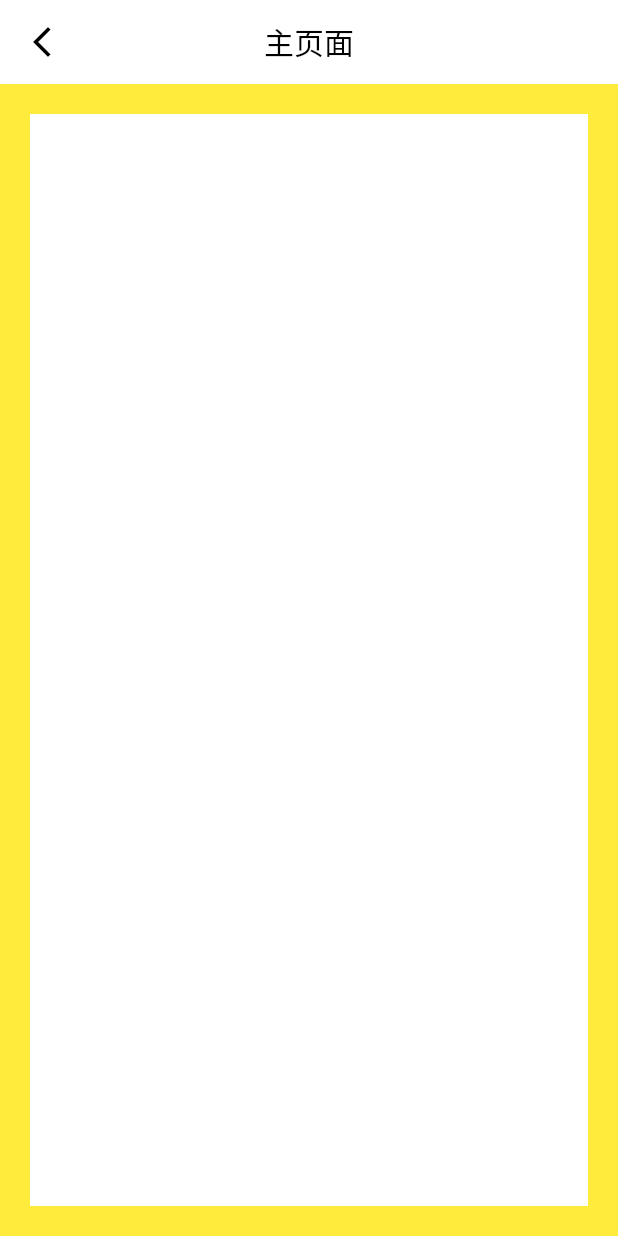
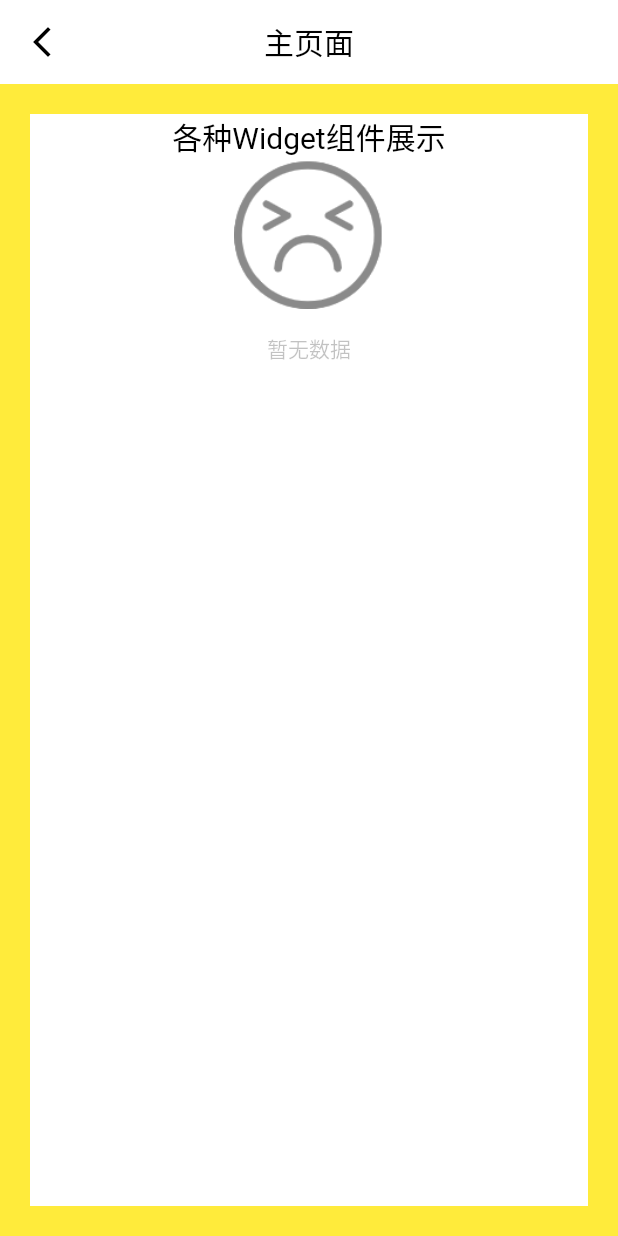
Before and after one commit to YuY-QK/flutter_lib_common, a Flutter app: the screen it shows after launch, after a tap on "主页", on a phone screen of 412 x 824 dp. Run offline on Flutter 3.47's test engine with Material 2 defaults, Android fonts, the phone set to English and light mode, and no system bars; drawn by our look-alikes of pull_to_refresh; our stand-ins replace connectivity, dio, logger, lottie; project files that could hold a hidden picture were left out.

Commit message:
空组件的编写

```diff
--- a/example/lib/MainActivity.dart
+++ b/example/lib/MainActivity.dart
@@ -3,8 +3,7 @@
 import 'package:flutter/cupertino.dart';
 import 'package:flutter/material.dart';
 import 'package:flutter_lib_common/page/base/base_page_state_widget.dart';
-
-import 'list/list_page.dart';
+import 'package:flutter_lib_common/widgets/empty_layout.dart';
 
 class MainActivity extends BasePageStatefulWidget {
 
@@ -29,6 +28,20 @@ class _MainFlutterState extends BasePageState<MainActivity> {
         color: Colors.white,
         child: Column(
           children: [
+            Text("各种Widget组件展示",
+              style: TextStyle(fontSize: 20, color: Colors.black),
+            ),
+
+            EmptyLayout(
+              type: EmptyType.DATA_EMPTY,
+              layoutArrange: EmptyArrange.ICON_TEXT,
+              iconWidth: 100,
+              iconBuilder: (context, tipType) =>
+                tipType == EmptyType.DATA_EMPTY?
+                  "assets/images/icon_empty.png":
+                  "assets/images/gifindicator1.gif",
+              customWidget: Padding(padding: EdgeInsets.all(8)),
+            )
 
           ],
         ),
--- /dev/null
+++ b/lib/utils/string_utils.dart
@@ -0,0 +1,11 @@
+
+
+/// 字符串工具
+class StringUtils {
+
+  /// 目标字符串是否为空
+  static bool isEmpty(String? orgStr) {
+    return orgStr == null || orgStr == "";
+  }
+
+}
--- /dev/null
+++ b/lib/widgets/empty_layout.dart
@@ -0,0 +1,179 @@
+
+import 'package:flutter/cupertino.dart';
+import 'package:flutter/material.dart';
+import 'package:flutter_lib_common/utils/string_utils.dart';
+
+/// 空视图的图标构建
+typedef EmptyTipIconBuilder = String? Function(BuildContext context, EmptyType tipType);
+
+/// 空视图显示类型
+///
+enum EmptyType {
+
+  ///
+  /// 加载数据
+  LOADING,
+
+  ///
+  /// 暂无数据
+  DATA_EMPTY,
+
+  ///
+  /// 数据有误
+  DATA_ERROR,
+
+  ///
+  /// 网络错误
+  NET_ERROR,
+
+}
+
+///
+/// 空视图排布方式
+enum EmptyArrange {
+
+  ///
+  /// 上图，中间Widget，下文
+  ICON_TEXT,
+
+  ///
+  /// 上文，中间Widget，下图
+  TEXT_ICON,
+
+  ///
+  /// 上Widget，中图，下文
+  WIDGET_ICON_TEXT,
+
+  ///
+  /// 上Widget，中文，下图
+  WIDGET_TEXT_ICON,
+
+  ///
+  /// 上图，中文，下Widget
+  ICON_TEXT_WIDGET,
+
+  ///
+  /// 上文，中图，下Widget
+  TEXT_ICON_WIDGET,
+
+
+}
+
+
+class EmptyLayout extends StatelessWidget  {
+
+  static const double DEFALUT_ICON_WIDTH = 200.0;
+
+  final String contentText;
+  final EmptyType type;
+  final EmptyArrange layoutArrange;
+  final TextStyle? contentTextStyle;
+  final double? iconWidth; //不需要高是因为用的BoxFit.cover
+  final EmptyTipIconBuilder? iconBuilder;
+  final Widget? customWidget;
+
+  const EmptyLayout({
+    Key? key,
+    this.type = EmptyType.DATA_EMPTY,
+    this.layoutArrange = EmptyArrange.ICON_TEXT,
+    this.contentText = "暂无数据",
+    this.contentTextStyle,
+    this.iconWidth,
+    this.iconBuilder,
+    this.customWidget
+  }): super(key: key);
+
+  @override
+  Widget build(BuildContext context) {
+    String? tipIcon;
+    Image? icon;
+    if (iconBuilder != null) {
+      tipIcon = iconBuilder!(context, type);
+    }
+    if (!StringUtils.isEmpty(tipIcon)) {
+      icon = Image(
+          width: iconWidth ?? DEFALUT_ICON_WIDTH,
+          fit: BoxFit.cover,
+          image: AssetImage(tipIcon!)
+      );
+    }
+    List<Widget> emptyChildren = buildLayout(layoutArrange, icon, customWidget);
+    return Container(
+      alignment: Alignment.center,
+      child: Column(
+        crossAxisAlignment: CrossAxisAlignment.center,
+        mainAxisAlignment: MainAxisAlignment.center,
+        children: emptyChildren,
+      ),
+    );
+  }
+
+  /// 构建布局
+  List<Widget> buildLayout(EmptyArrange layoutArrange, Image? icon, Widget? customWidget) {
+    List<Widget?> children = [];
+    switch(layoutArrange) {
+      case EmptyArrange.ICON_TEXT:
+        children = [
+          icon,
+          customWidget,
+          emptyText(),
+        ];
+        break;
+      case EmptyArrange.TEXT_ICON:
+        children = [
+          emptyText(),
+          customWidget,
+          icon,
+        ];
+        break;
+      case EmptyArrange.WIDGET_ICON_TEXT:
+        children = [
+          customWidget,
+          icon,
+          emptyText(),
+        ];
+        break;
+      case EmptyArrange.WIDGET_TEXT_ICON:
+        children = [
+          customWidget,
+          emptyText(),
+          icon,
+        ];
+        break;
+      case EmptyArrange.ICON_TEXT_WIDGET:
+        children = [
+          icon,
+          emptyText(),
+          customWidget,
+        ];
+        break;
+      case EmptyArrange.TEXT_ICON_WIDGET:
+        children = [
+          emptyText(),
+          icon,
+          customWidget,
+        ];
+        break;
+    }
+    List<Widget> wts = <Widget>[];
+    for (Widget? w in children) {
+      if (w != null) {
+        wts.add(w);
+      }
+    }
+    return wts;
+  }
+
+  // 空视图文字
+  Widget emptyText() {
+    return Text(
+      contentText,
+      textAlign: TextAlign.center,
+      style: const TextStyle(
+          fontSize: 14,
+          color: Color(0x3D000000))
+          .merge(contentTextStyle),
+    );
+  }
+
+}
```
Also changed, not shown: example/assets/images/icon_empty.png (added).
